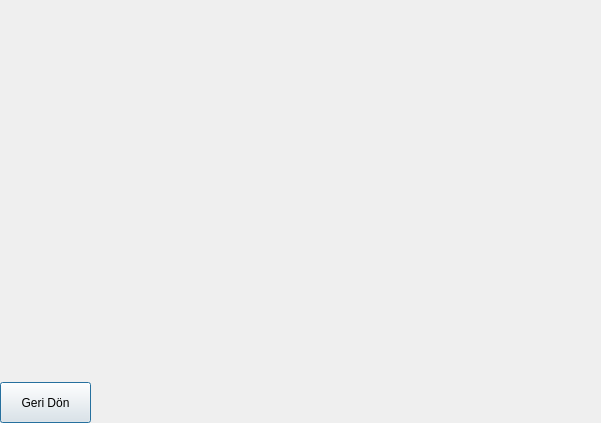
The window that Original.ui (kerem37mert/machine-learning-gui-project) describes before a commit, drawn with Qt 5.
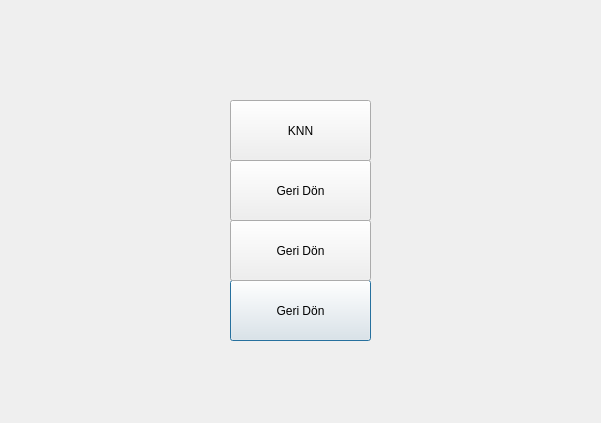
The same window after the commit.

Patch:
```diff
--- a/Original.ui
+++ b/Original.ui
@@ -16,16 +16,55 @@
   <widget class="QPushButton" name="backButton">
    <property name="geometry">
     <rect>
-     <x>0</x>
-     <y>382</y>
-     <width>91</width>
-     <height>41</height>
+     <x>230</x>
+     <y>280</y>
+     <width>141</width>
+     <height>61</height>
     </rect>
    </property>
    <property name="text">
     <string>Geri Dön</string>
    </property>
   </widget>
+  <widget class="QPushButton" name="button3">
+   <property name="geometry">
+    <rect>
+     <x>230</x>
+     <y>220</y>
+     <width>141</width>
+     <height>61</height>
+    </rect>
+   </property>
+   <property name="text">
+    <string>Geri Dön</string>
+   </property>
+  </widget>
+  <widget class="QPushButton" name="button2">
+   <property name="geometry">
+    <rect>
+     <x>230</x>
+     <y>160</y>
+     <width>141</width>
+     <height>61</height>
+    </rect>
+   </property>
+   <property name="text">
+    <string>Geri Dön</string>
+   </property>
+  </widget>
+  <widget class="QPushButton" name="button1">
+   <property name="geometry">
+    <rect>
+     <x>230</x>
+     <y>100</y>
+     <width>141</width>
+     <height>61</height>
+    </rect>
+   </property>
+   <property name="text">
+    <string>KNN</string>
+   </property>
+  </widget>
  </widget>
  <resources/>
  <connections/>
```
